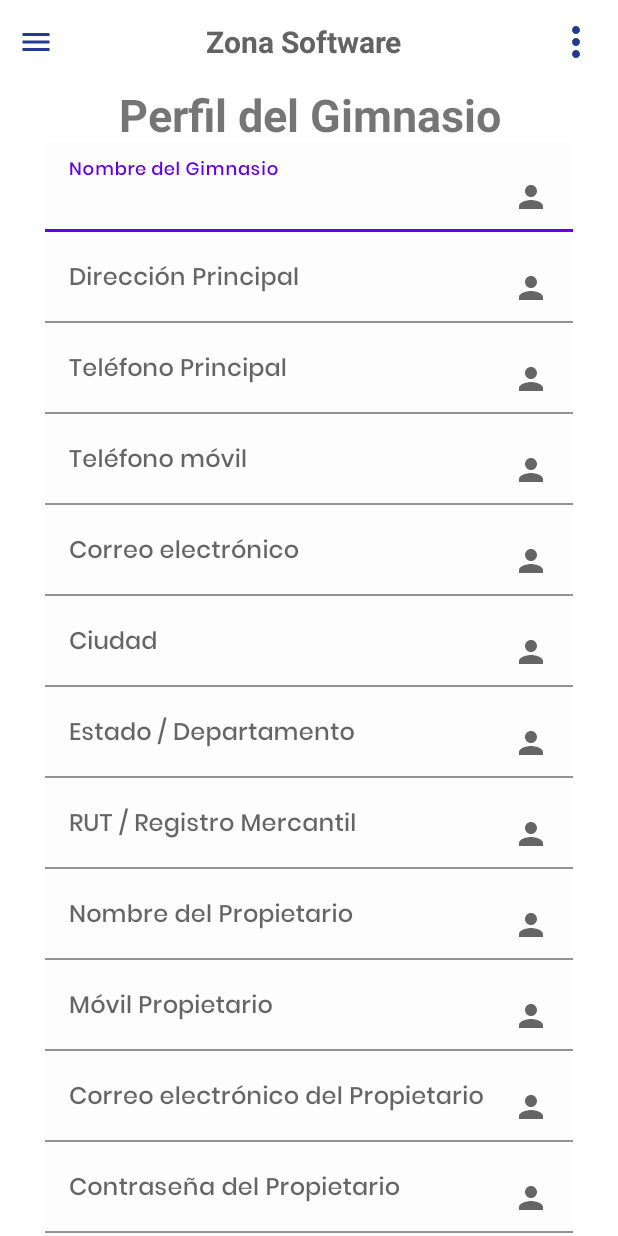
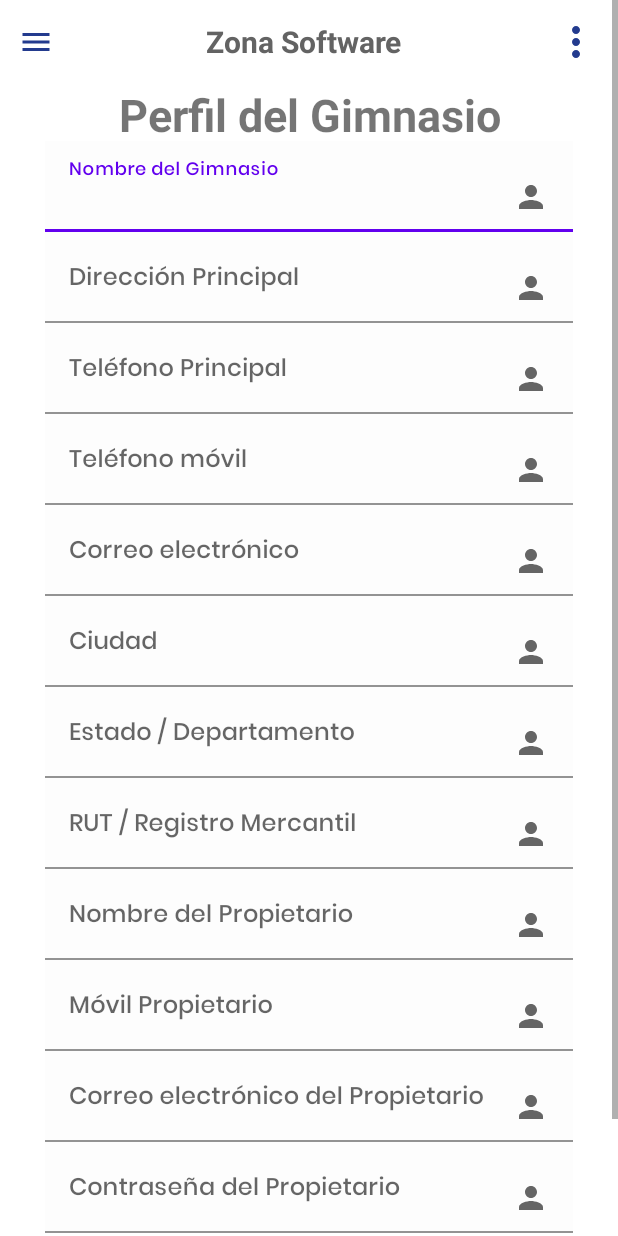
Before and after one commit to xHernanL/GYMUP, an Android app: the AdminProfile screen opened directly, with no data from a screen before it, on a phone screen of 412 x 824 dp. Run offline under Robolectric (Android 15) with nearby library versions, the phone set to English and light mode, and no system bars.

Commit message:
Actualización 22/03 20:49

```diff
--- a/app/src/main/AndroidManifest.xml
+++ b/app/src/main/AndroidManifest.xml
@@ -12,6 +12,7 @@
         android:roundIcon="@mipmap/logo_circular"
         android:supportsRtl="true"
         android:theme="@style/Theme.GYMUP">
+        android:allowClearUserData="true"
         <activity android:name=".admin.AdminServices"></activity>
         <activity android:name=".users.UserHome"></activity>
         <activity android:name=".admin.AdminAgenda" />
--- a/app/src/main/res/layout/activity_admin_profile.xml
+++ b/app/src/main/res/layout/activity_admin_profile.xml
@@ -7,11 +7,17 @@
     android:id="@+id/drawer_layout"
     tools:context=".admin.AdminProfile">
 
+
+    <ScrollView
+        android:layout_width="match_parent"
+        android:layout_height="match_parent">
+
     <LinearLayout
         android:layout_width="match_parent"
         android:layout_height="match_parent"
         android:orientation="vertical">
         <include layout="@layout/main_toolbar"/>
+
 
         <TextView
             android:layout_width="match_parent"
@@ -293,20 +299,22 @@
 
         <Button
             android:id="@+id/btn_LoginUser"
+            style="@style/Widget.AppCompat.Button.Colored"
             android:layout_width="wrap_content"
             android:layout_height="wrap_content"
-            style="@style/Widget.AppCompat.Button.Colored"
-            android:layout_marginTop="50dp"
+            android:layout_marginTop="40dp"
             android:text="@string/ActualizarDatos"
             android:translationY="10dp"
+            android:gravity="center"
             app:layout_constraintEnd_toEndOf="parent"
             app:layout_constraintStart_toStartOf="parent"
             app:layout_constraintTop_toBottomOf="@+id/textInputLayoutPassword" />
 
 
+
 <!--Abajo no se toca-->
     </LinearLayout>
-
+    </ScrollView>
     <RelativeLayout
         android:layout_width="300dp"
         android:layout_height="match_parent"
--- a/app/src/main/res/values/strings.xml
+++ b/app/src/main/res/values/strings.xml
@@ -44,7 +44,7 @@
     <string name="MovilPropietario">Móvil Propietario</string>
     <string name="EmailDueno">Correo electrónico del Propietario</string>
     <string name="passwordueno">Contraseña del Propietario</string>
-    <string name="ActualizarDatos">Actaulizar datos</string>
+    <string name="ActualizarDatos">Actualizar datos</string>
     <string-array name="genderList">
         <item>Hombre</item>
         <item>Mujer</item>
```
